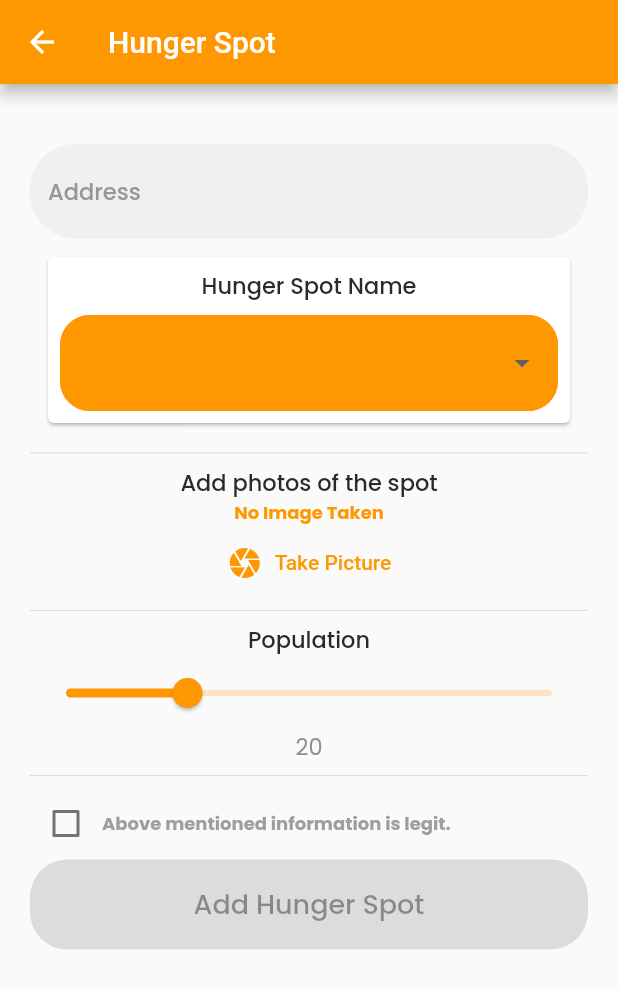
After one commit to nisha-2408/Feedie, a Flutter app: the HungerSpotScreen screen opened directly, after a tap on "Add Spot", on a phone screen of 412 x 824 dp. The commit adds this screen. Shown: the top 989 px of the screen. Run offline on Flutter 3.47's test engine with Material 2 defaults, Android fonts, the phone set to English and light mode, and no system bars; our stand-ins replace firebase_auth, firebase_core, google_sign_in, image_picker, shared_preferences; missing offline and left inert: regexed_validator; accounts and stored records are empty; network calls fail.

Commit message:
hunger spot form added

```diff
--- a/lib/main.dart
+++ b/lib/main.dart
@@ -4,6 +4,7 @@ import 'package:feedie/providers/auth.dart';
 import 'package:feedie/providers/user_data.dart';
 import 'package:feedie/screens/forgot_password_screen.dart';
 import 'package:feedie/screens/home_screen.dart';
+import 'package:feedie/screens/hunger_spot_form_screen.dart';
 import 'package:feedie/screens/login_screen.dart';
 import 'package:feedie/screens/signup_screen.dart';
 import 'package:feedie/screens/splash_screen.dart';
@@ -75,7 +76,8 @@ class _MyAppState extends State<MyApp> {
               '/login': (context) => LoginScreen(),
               '/signup': (context) => SignUpScreen(),
               '/forgot_password': (context) => ForgotPassword(),
-              '/home': (context) => Home()
+              '/home': (context) => Home(),
+              HungerSpotForm.routeName:(context) => HungerSpotForm()
             },
           ),
         ));
--- a/lib/screens/home_screen.dart
+++ b/lib/screens/home_screen.dart
@@ -1,7 +1,8 @@
-// ignore_for_file: unused_import, prefer_const_constructors, duplicate_ignore, unnecessary_import, implementation_imports, no_leading_underscores_for_local_identifiers, prefer_const_literals_to_create_immutables
-
+// ignore_for_file: unused_import, prefer_const_constructors, duplicate_ignore, unnecessary_import, implementation_imports, no_leading_underscores_for_local_identifiers, prefer_const_literals_to_create_immutables, unused_local_variable
+//AsTR3KiHyBHxhmcOK-gEnwDxtrxorOniwJqsf7Ww4X8OuRgSrlibd5dZqsZZSylX
 import 'package:feedie/providers/auth.dart';
 import 'package:feedie/providers/user_data.dart';
+import 'package:feedie/screens/hunger_spot_screen.dart';
 import 'package:flutter/material.dart';
 import 'package:flutter/src/widgets/container.dart';
 import 'package:flutter/src/widgets/framework.dart';
@@ -52,16 +53,7 @@ class _HomeState extends State<Home> {
           ? Center(
               child: CircularProgressIndicator(),
             )
-          : Column(
-              children: [
-                Center(child: Text(_userData.name)),
-                TextButton(
-                    onPressed: () {
-                      Provider.of<Auth>(context, listen: false).logOut();
-                    },
-                    child: Text("LogOut"))
-              ],
-            ),
+          : HungerSpotScreen(),
       bottomNavigationBar: BottomNavigationBar(
         backgroundColor: Color.fromARGB(255, 187, 187, 187),
         selectedItemColor: Theme.of(context).colorScheme.primary,
--- /dev/null
+++ b/lib/screens/hunger_spot_form_screen.dart
@@ -0,0 +1,223 @@
+// ignore_for_file: unused_import, prefer_const_constructors, unnecessary_import, implementation_imports, avoid_unnecessary_containers, prefer_const_literals_to_create_immutables, sort_child_properties_last, sized_box_for_whitespace
+import 'dart:io';
+import 'package:feedie/widgets/image_input.dart';
+import 'package:flutter/material.dart';
+import 'package:flutter/src/widgets/container.dart';
+import 'package:flutter/src/widgets/framework.dart';
+import 'package:regexed_validator/regexed_validator.dart';
+
+class HungerSpotForm extends StatefulWidget {
+  const HungerSpotForm({super.key});
+  static const routeName = '/add-hunger/spot';
+
+  @override
+  State<HungerSpotForm> createState() => _HungerSpotFormState();
+}
+
+class _HungerSpotFormState extends State<HungerSpotForm> {
+  String address = "";
+  String? selectedValue;
+  List<File> _pickedImage = [];
+  int people = 20;
+  bool criteria = false;
+  final _form = GlobalKey<FormState>();
+
+  void _selectImage(List<File> pickedImage) {
+    _pickedImage = pickedImage;
+    //print(pickedImage);
+  }
+
+  void _saveForm() {
+    final isValid = _form.currentState!.validate();
+    if (!isValid) {
+      return;
+    }
+    _form.currentState!.save();
+    _form.currentState!.reset();
+    print(address);
+    print(_pickedImage);
+    print(people);
+    print(selectedValue);
+  }
+
+  List<DropdownMenuItem<String>> get dropdownItems {
+    List<DropdownMenuItem<String>> menuItems = [
+      DropdownMenuItem(child: Text("Slum Area"), value: "Slum Area"),
+      DropdownMenuItem(child: Text("Road Side"), value: "Road Side"),
+      DropdownMenuItem(child: Text("Railway Side"), value: "Railway Side"),
+    ];
+    return menuItems;
+  }
+
+  @override
+  Widget build(BuildContext context) {
+    return Scaffold(
+      appBar: AppBar(title: Text('Hunger Spot')),
+      body: SingleChildScrollView(
+        child: Container(
+          margin: EdgeInsets.symmetric(vertical: 40, horizontal: 20),
+          child: Form(
+            key: _form,
+            child: Column(
+              children: [
+                TextFormField(
+                  decoration: InputDecoration(
+                    errorStyle: TextStyle(
+                      fontWeight: FontWeight.normal,
+                      fontSize: 8.0,
+                    ),
+                    hintStyle: Theme.of(context).textTheme.bodyText1,
+                    hintText: 'Address',
+                    filled: true,
+                    border: OutlineInputBorder(
+                      borderRadius: BorderRadius.all(
+                        Radius.circular(30),
+                      ),
+                      borderSide: BorderSide.none,
+                    ),
+                  ),
+                  textInputAction: TextInputAction.next,
+                  validator: (value) =>
+                      value == null ? 'Please enter address!' : null,
+                  onSaved: ((newValue) {
+                    address = newValue!;
+                  }),
+                ),
+                Padding(
+                  padding: EdgeInsets.all(8.0),
+                  child: Container(
+                    width: double.infinity,
+                    child: Card(
+                      child: Padding(
+                        padding: EdgeInsets.all(8.0),
+                        child: Column(
+                          children: [
+                            Text(
+                              'Hunger Spot Name',
+                              style: TextStyle(
+                                  color: Color.fromARGB(255, 42, 42, 42),
+                                  fontWeight: FontWeight.w500,
+                                  fontSize: 15),
+                            ),
+                            SizedBox(
+                              height: 8,
+                            ),
+                            DropdownButtonFormField(
+                                validator: (value) => value == null
+                                    ? 'Please select an option'
+                                    : null,
+                                decoration: InputDecoration(
+                                  errorStyle: TextStyle(
+                                    fontWeight: FontWeight.normal,
+                                    fontSize: 8.0,
+                                  ),
+                                  enabledBorder: OutlineInputBorder(
+                                    borderSide: BorderSide(
+                                        color: Colors.orange, width: 2),
+                                    borderRadius: BorderRadius.circular(20),
+                                  ),
+                                  border: OutlineInputBorder(
+                                    borderSide: BorderSide(
+                                        color: Colors.orange, width: 2),
+                                    borderRadius: BorderRadius.circular(20),
+                                  ),
+                                  filled: true,
+                                  fillColor: Colors.orange,
+                                ),
+                                dropdownColor: Colors.orange,
+                                value: selectedValue,
+                                style: TextStyle(
+                                    color: Colors.white, fontSize: 20),
+                                onChanged: (value) {
+                                  selectedValue = value;
+                                },
+                                items: dropdownItems)
+                          ],
+                        ),
+                      ),
+                    ),
+                  ),
+                ),
+                Divider(),
+                Container(
+                  child: Column(
+                    children: [
+                      Text(
+                        "Add photos of the spot",
+                        style: TextStyle(
+                            color: Color.fromARGB(255, 42, 42, 42),
+                            fontWeight: FontWeight.w500,
+                            fontSize: 15),
+                      ),
+                      ImageInput(_selectImage),
+                    ],
+                  ),
+                ),
+                Divider(),
+                Column(
+                  children: [
+                    Text(
+                      'Population',
+                      style: TextStyle(
+                          color: Color.fromARGB(255, 42, 42, 42),
+                          fontWeight: FontWeight.w500,
+                          fontSize: 15),
+                    ),
+                    Slider(
+                        label: 'Population',
+                        value: people.toDouble(),
+                        onChanged: (value) {
+                          setState(() {
+                            people = value.toInt();
+                          });
+                        },
+                        min: 10,
+                        max: 50),
+                    Text(people.toString(),
+                        style: TextStyle(
+                            color: Color.fromARGB(255, 146, 145, 145),
+                            fontWeight: FontWeight.w400,
+                            fontSize: 15))
+                  ],
+                ),
+                Divider(),
+                Row(
+                  children: [
+                    Checkbox(
+                      value: criteria,
+                      onChanged: (value) {
+                        setState(() {
+                          criteria = value!;
+                        });
+                      },
+                      activeColor: Colors.white,
+                      checkColor: Theme.of(context).colorScheme.primary,
+                    ),
+                    Text('Above mentioned information is legit.',
+                        style: TextStyle(color: Colors.grey))
+                  ],
+                ),
+                SizedBox(
+                  width: double.infinity,
+                  height: 60,
+                  child: ElevatedButton(
+                      style: ButtonStyle(
+                          shape:
+                              MaterialStateProperty.all<RoundedRectangleBorder>(
+                                  RoundedRectangleBorder(
+                        borderRadius: BorderRadius.circular(25),
+                      ))),
+                      onPressed: !criteria ? null : _saveForm,
+                      child: Text(
+                        "Add Hunger Spot",
+                        style: TextStyle(fontSize: 18, fontFamily: 'Poppins'),
+                      )),
+                ),
+              ],
+            ),
+          ),
+        ),
+      ),
+    );
+  }
+}
--- /dev/null
+++ b/lib/screens/hunger_spot_screen.dart
@@ -0,0 +1,98 @@
+// ignore_for_file: prefer_const_constructors, prefer_const_literals_to_create_immutables
+
+import 'package:feedie/screens/hunger_spot_form_screen.dart';
+import 'package:flutter/material.dart';
+
+class HungerSpotScreen extends StatelessWidget {
+  const HungerSpotScreen({super.key});
+
+  @override
+  Widget build(BuildContext context) {
+    return Scaffold(
+      appBar: AppBar(title: Text('Hunger Spot')),
+      body: Column(crossAxisAlignment: CrossAxisAlignment.stretch, children: [
+        Image(
+          image: AssetImage(
+            'assets/images/hunger_spot.png',
+          ),
+          width: 200.0,
+          height: 200.0,
+        ),
+        Padding(
+          padding: const EdgeInsets.all(12.0),
+          child: Card(
+            child: Padding(
+              padding: const EdgeInsets.all(8.0),
+              child: Column(
+                mainAxisAlignment: MainAxisAlignment.start,
+                children: [
+                  Text(
+                    "Add Hunger Spots",
+                    style: TextStyle(
+                        color: Color.fromARGB(255, 42, 42, 42),
+                        fontWeight: FontWeight.w500,
+                        fontSize: 20),
+                  ),
+                  SizedBox(
+                    height: 8,
+                  ),
+                  Text(
+                      "Add hunger spots and help volunteers and NGOs to find needy easily.",
+                      style: TextStyle(
+                          color: Color.fromARGB(255, 146, 145, 145),
+                          fontWeight: FontWeight.w400,
+                          fontSize: 15)),
+                  SizedBox(
+                    height: 8,
+                  ),
+                  ElevatedButton(
+                    onPressed: () {
+                      Navigator.of(context).pushNamed(HungerSpotForm.routeName);
+                    },
+                    child: Text('Add Spot'),
+                  )
+                ],
+              ),
+            ),
+          ),
+        ),
+        Padding(
+          padding: const EdgeInsets.all(12.0),
+          child: Card(
+            child: Padding(
+              padding: const EdgeInsets.all(8.0),
+              child: Column(
+                mainAxisAlignment: MainAxisAlignment.start,
+                children: [
+                  Text(
+                    "Donate to Hunger Spots",
+                    style: TextStyle(
+                        color: Color.fromARGB(255, 42, 42, 42),
+                        fontWeight: FontWeight.w500,
+                        fontSize: 20),
+                  ),
+                  SizedBox(
+                    height: 8,
+                  ),
+                  Text(
+                      "You can directly donate to hunger spots based on location and requirement.",
+                      style: TextStyle(
+                          color: Color.fromARGB(255, 146, 145, 145),
+                          fontWeight: FontWeight.w400,
+                          fontSize: 15)),
+                  SizedBox(
+                    height: 8,
+                  ),
+                  ElevatedButton(
+                    onPressed: () {},
+                    child: Text('Donate Now'),
+                  )
+                ],
+              ),
+            ),
+          ),
+        ),
+      ]),
+    );
+  }
+}
--- /dev/null
+++ b/lib/widgets/image_input.dart
@@ -0,0 +1,77 @@
+// ignore_for_file: depend_on_referenced_packages, use_key_in_widget_constructors, library_private_types_in_public_api, unused_local_variable, sort_child_properties_last, prefer_const_constructors, prefer_const_constructors_in_immutables, unused_field, prefer_final_fields
+
+import 'dart:io';
+
+import 'package:flutter/material.dart';
+import 'package:image_picker/image_picker.dart';
+import 'package:path/path.dart' as path;
+import 'package:path_provider/path_provider.dart' as syspaths;
+
+class ImageInput extends StatefulWidget {
+  final Function onSelectImage;
+  ImageInput(this.onSelectImage);
+  @override
+  _ImageInputState createState() => _ImageInputState();
+}
+
+class _ImageInputState extends State<ImageInput> {
+  File? _storedImage;
+  List<File> _storedImages = [];
+  List<File> _savedImages = [];
+
+  Future<void> _takePicture() async {
+    final picker = ImagePicker();
+    final XFile? imageFile =
+        await picker.pickImage(source: ImageSource.camera, maxWidth: 600);
+    setState(() {
+      _storedImage = File(imageFile!.path);
+      _storedImages.add(_storedImage!);
+    });
+    final o = imageFile as File;
+    final appDir = await syspaths.getApplicationDocumentsDirectory();
+    final fileName = path.basename(imageFile!.path);
+    final savedImage = await o.copy('${appDir.path}/$fileName');
+    _savedImages.add(savedImage);
+    print(savedImage);
+    widget.onSelectImage(_savedImages);
+  }
+
+  @override
+  Widget build(BuildContext context) {
+    return Column(
+      mainAxisSize: MainAxisSize.min,
+      children: <Widget>[
+        !_storedImages.isEmpty
+            ? GridView.builder(
+                shrinkWrap: true,
+                physics: NeverScrollableScrollPhysics(),
+                itemCount: _storedImages.length,
+                itemBuilder: (context, index) {
+                  return Image.file(
+                    _storedImages[index]!,
+                    fit: BoxFit.cover,
+                    width: double.infinity,
+                  );
+                },
+                gridDelegate: SliverGridDelegateWithFixedCrossAxisCount(
+                    crossAxisCount: 2,
+                    childAspectRatio: 3 / 2,
+                    crossAxisSpacing: 10,
+                    mainAxisSpacing: 10),
+              )
+            : Text('No Image Taken'),
+        SizedBox(
+          width: 10,
+        ),
+        TextButton.icon(
+          icon: Icon(Icons.camera),
+          label: Text(
+            'Take Picture',
+            style: TextStyle(color: Theme.of(context).colorScheme.primary),
+          ),
+          onPressed: _takePicture,
+        ),
+      ],
+    );
+  }
+}
```
Also changed, not shown: pubspec.yaml (+5 -2 lines), assets/images/hunger_spot.png (added), pubspec.lock, 1 other file.
